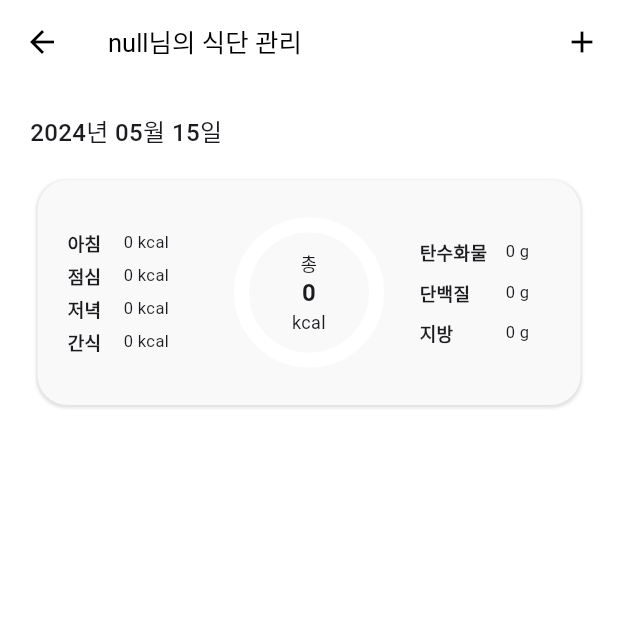
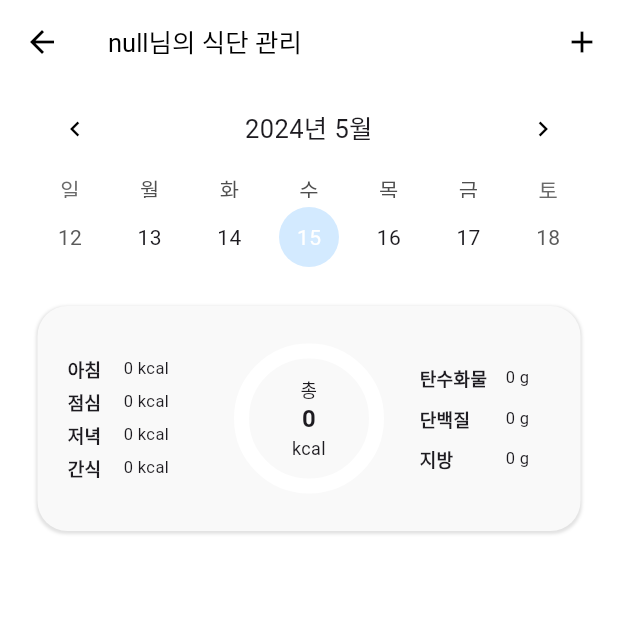
Before and after one commit to salt-bread-tech/nabi, a Flutter app: the DietSchedule screen opened by its route, on a phone screen of 412 x 824 dp, the top half of it. Run offline on Flutter 3.47's test engine with Material 3 defaults, Android fonts, the phone set to English and light mode, and no system bars; drawn by our look-alikes of fl_chart, table_calendar; our stand-ins replace carousel_slider, flutter_chat_types, flutter_chat_ui, flutter_spinkit, font_awesome_flutter, iconsax and 4 more; missing offline and left inert: google_ml_kit; network calls fail.

Commit message:
FEAT: 식단 관리 화면 수정

```diff
--- a/lib/screen/screen_diet_schedule.dart
+++ b/lib/screen/screen_diet_schedule.dart
@@ -11,6 +11,7 @@ import '../models/model_diet.dart';
 import '../services/urls.dart';
 import '../services/globals.dart';
 import '../widgets/widget_diet.dart';
+import '../widgets/widget_weekly_calendar.dart';
 
 class DietSchedule extends StatefulWidget {
   @override
@@ -22,6 +23,13 @@ class _DietScheduleState extends State<DietSchedule> {
   List<dynamic> dietSchedule = [];
   List<dynamic> ingestionSchedule = [];
   List<String> times = ['BREAKFAST', 'LUNCH', 'DINNER', 'SNACK'];
+
+  void _handleDateChange(DateTime newDate) {
+    setState(() {
+      selectedDate = newDate;
+      fetchIngestion();
+    });
+  }
 
   @override
   void initState() {
@@ -141,17 +149,11 @@ class _DietScheduleState extends State<DietSchedule> {
         ],
       ),
       body: Padding(
-        padding: EdgeInsets.symmetric(horizontal: 20, vertical: 20),
+        padding: EdgeInsets.symmetric(vertical: 0, horizontal: 20),
         child: Column(
           crossAxisAlignment: CrossAxisAlignment.start,
           children: <Widget>[
-            GestureDetector(
-              onTap: () => _selectDate(context),
-              child: Text(
-                DateFormat('yyyy년 MM월 dd일').format(selectedDate),
-                style: TextStyle(fontSize: 16, fontWeight: FontWeight.w500),
-              ),
-            ),
+            WidgetCalendar(onDateSelected: _handleDateChange),
             SizedBox(height: 20),
             WidgetDiet(
               onTap: () {},
```
